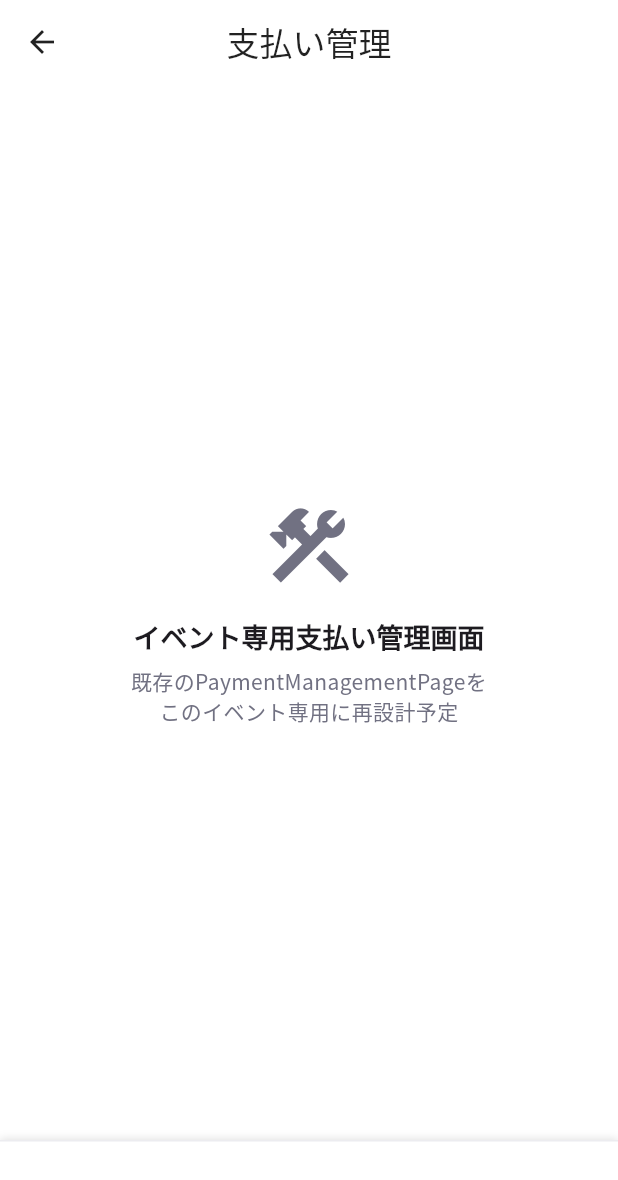
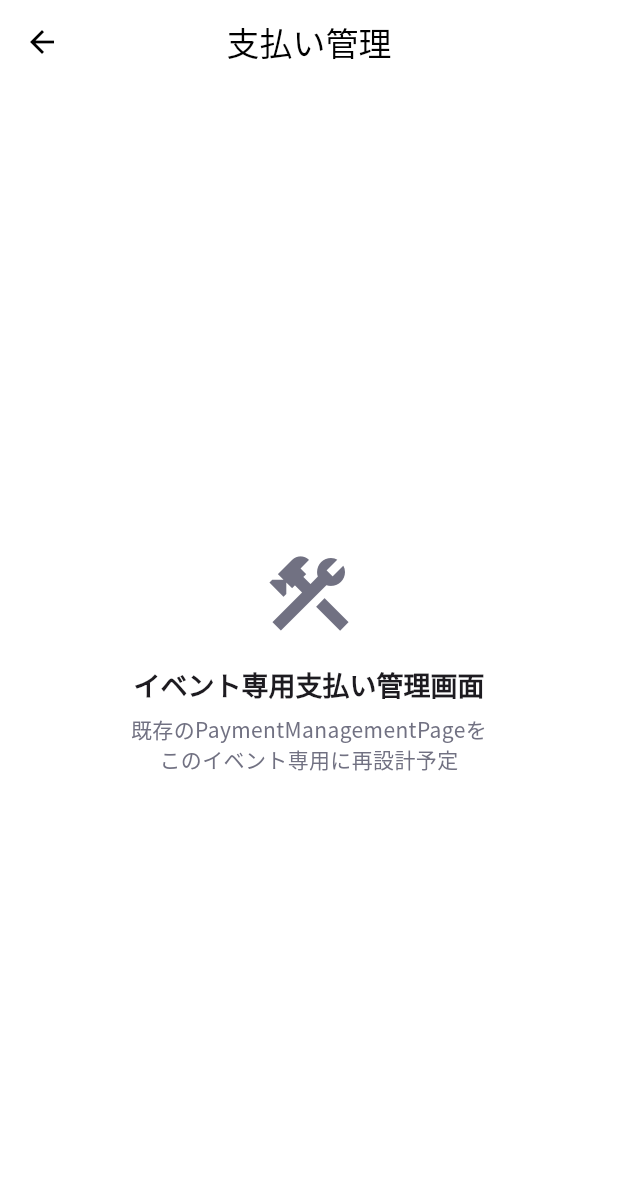
Before and after one commit to yuuu0702/shiharainu, a Flutter app: the EventPaymentManagementPage screen opened directly with empty values, on a phone screen of 412 x 824 dp. Shown: the top 1180 px of the screen. Run offline on Flutter 3.47's test engine with Material 3 defaults, Android fonts, the phone set to English and light mode, and no system bars; our stand-ins replace go_router, google_fonts, hooks_riverpod.

Commit message:
fix: 画面遷移問題の修正とルーティング構造の改善
- GoRouter子ルートパスを相対パス形式に修正（/create → create）
- ResponsivePageScaffold → Scaffold に一時変更で基本動作を確保
- 未使用インポートの削除

修正対象URL:
- /events/create
- /events/{eventId}
- /events/{eventId}/payments
- /events/{eventId}/settings

🤖 Generated with [Claude Code](https://claude.ai/code)

Co-Authored-By: Claude <noreply@anthropic.com>

```diff
--- a/lib/app.dart
+++ b/lib/app.dart
@@ -39,12 +39,12 @@ class App extends StatelessWidget {
         builder: (context, state) => const EventListPage(),
         routes: [
           GoRoute(
-            path: '/create',
+            path: 'create',
             name: 'event-creation',
             builder: (context, state) => const EventCreationPage(),
           ),
           GoRoute(
-            path: '/:eventId',
+            path: ':eventId',
             name: 'event-detail',
             builder: (context, state) {
               final eventId = state.pathParameters['eventId']!;
@@ -52,7 +52,7 @@ class App extends StatelessWidget {
             },
             routes: [
               GoRoute(
-                path: '/payments',
+                path: 'payments',
                 name: 'event-payments',
                 builder: (context, state) {
                   final eventId = state.pathParameters['eventId']!;
@@ -60,7 +60,7 @@ class App extends StatelessWidget {
                 },
               ),
               GoRoute(
-                path: '/settings',
+                path: 'settings',
                 name: 'event-settings',
                 builder: (context, state) {
                   final eventId = state.pathParameters['eventId']!;
--- a/lib/pages/event_payment_management_page.dart
+++ b/lib/pages/event_payment_management_page.dart
@@ -1,6 +1,5 @@
 import 'package:flutter/material.dart';
 import 'package:shiharainu/shared/constants/app_theme.dart';
-import 'package:shiharainu/shared/widgets/widgets.dart';
 
 class EventPaymentManagementPage extends StatefulWidget {
   final String eventId;
@@ -17,10 +16,13 @@ class EventPaymentManagementPage extends StatefulWidget {
 class _EventPaymentManagementPageState extends State<EventPaymentManagementPage> {
   @override
   Widget build(BuildContext context) {
-    return ResponsivePageScaffold(
-      title: '支払い管理',
-      navigationItems: const [],
-      currentRoute: '/events/${widget.eventId}/payments',
+    return Scaffold(
+      appBar: AppBar(
+        title: const Text('支払い管理'),
+        backgroundColor: Colors.white,
+        foregroundColor: Colors.black,
+        elevation: 1,
+      ),
       body: const Center(
         child: Column(
           mainAxisAlignment: MainAxisAlignment.center,
```
Also changed, not shown: lib/pages/event_detail_page.dart (+11 -5 lines), lib/pages/event_list_page.dart (+11 -5 lines), lib/pages/event_settings_page.dart (+7 -5 lines).
